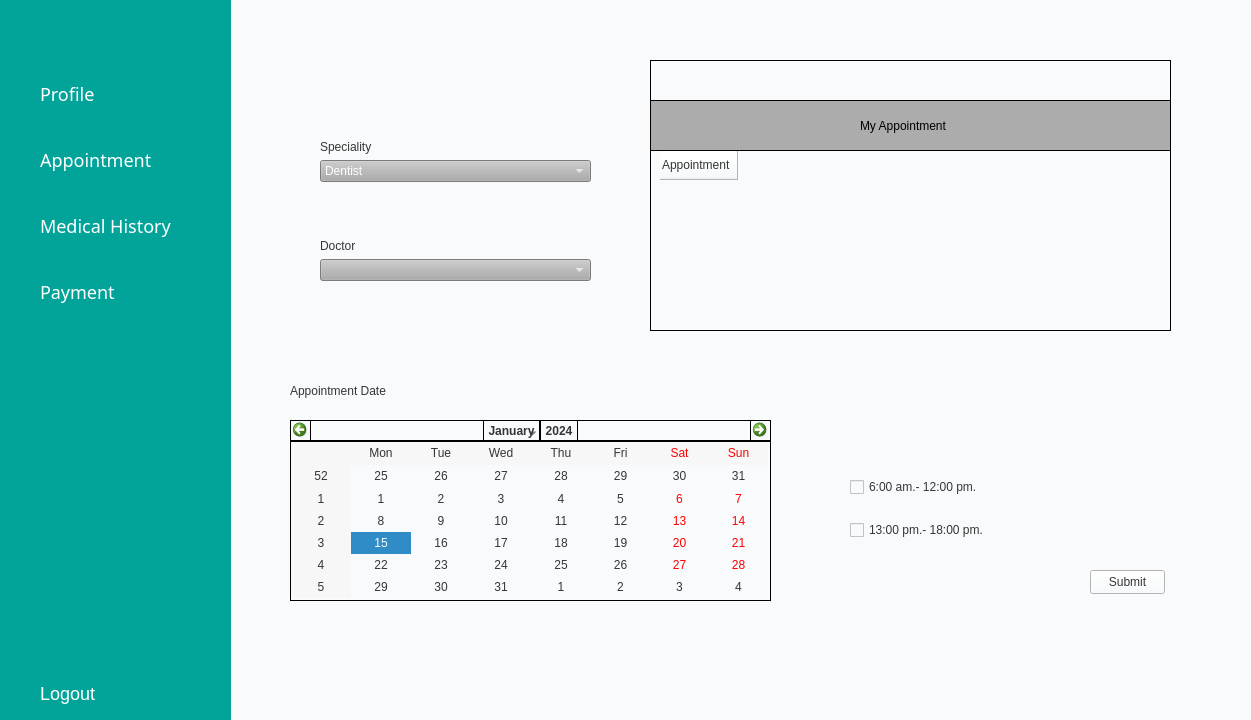
Old version of the form src/gui/ui/MainWindow2.ui in the repository RoronoaZoro321/Healthcare-Management-System.
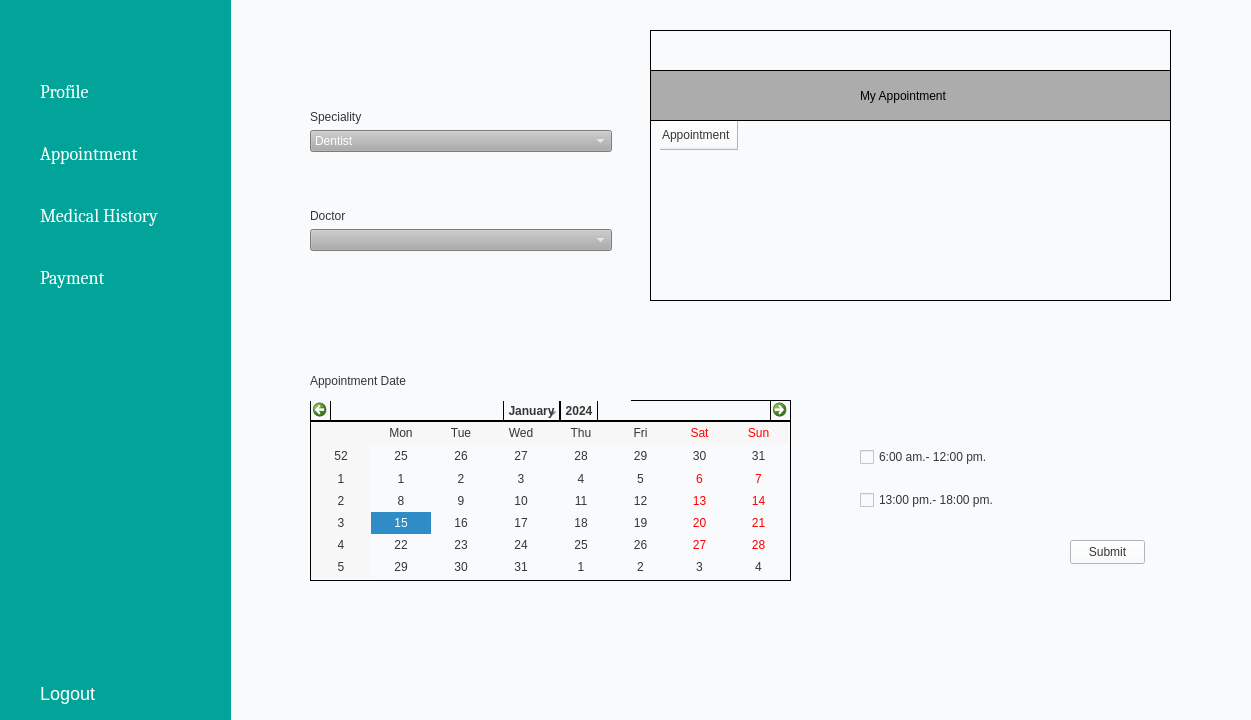
New version of the form. Icons and pictures are not drawn.

Patch:
```diff
--- a/src/gui/ui/MainWindow2.ui
+++ b/src/gui/ui/MainWindow2.ui
@@ -173,10 +173,10 @@
         <widget class="QWidget" name="widget_5" native="true">
          <property name="geometry">
           <rect>
-           <x>20</x>
-           <y>20</y>
-           <width>1001</width>
-           <height>671</height>
+           <x>-30</x>
+           <y>-10</y>
+           <width>1041</width>
+           <height>721</height>
           </rect>
          </property>
          <property name="locale">
@@ -185,8 +185,8 @@
          <widget class="QCalendarWidget" name="Calendar">
           <property name="geometry">
            <rect>
-            <x>40</x>
-            <y>400</y>
+            <x>110</x>
+            <y>410</y>
             <width>481</width>
             <height>181</height>
            </rect>
@@ -204,7 +204,7 @@
          <widget class="QPushButton" name="Submit">
           <property name="geometry">
            <rect>
-            <x>840</x>
+            <x>870</x>
             <y>550</y>
             <width>75</width>
             <height>24</height>
@@ -221,7 +221,7 @@
          <widget class="QWidget" name="layoutWidget">
           <property name="geometry">
            <rect>
-            <x>600</x>
+            <x>660</x>
             <y>440</y>
             <width>279</width>
             <height>99</height>
@@ -255,7 +255,7 @@
          <widget class="QWidget" name="widget_8" native="true">
           <property name="geometry">
            <rect>
-            <x>400</x>
+            <x>450</x>
             <y>40</y>
             <width>521</width>
             <height>271</height>
@@ -319,8 +319,8 @@
          <widget class="QLabel" name="label_6">
           <property name="geometry">
            <rect>
-            <x>40</x>
-            <y>350</y>
+            <x>110</x>
+            <y>370</y>
             <width>321</width>
             <height>41</height>
            </rect>
@@ -332,12 +332,12 @@
            <string>Appointment Date</string>
           </property>
          </widget>
-         <widget class="QWidget" name="layoutWidget">
+         <widget class="QWidget" name="layoutWidget_1">
           <property name="geometry">
            <rect>
-            <x>70</x>
+            <x>110</x>
             <y>120</y>
-            <width>271</width>
+            <width>302</width>
             <height>141</height>
            </rect>
           </property>
@@ -562,9 +562,8 @@
       <widget class="QPushButton" name="pushButton_2">
        <property name="font">
         <font>
-         <family>Osaka</family>
-         <pointsize>-1</pointsize>
-         <weight>50</weight>
+         <family>Cambria</family>
+         <pointsize>16</pointsize>
          <italic>false</italic>
          <bold>false</bold>
         </font>
@@ -605,9 +604,8 @@
       <widget class="QPushButton" name="pushButton_3">
        <property name="font">
         <font>
-         <family>Osaka</family>
-         <pointsize>-1</pointsize>
-         <weight>50</weight>
+         <family>Cambria</family>
+         <pointsize>16</pointsize>
          <italic>false</italic>
          <bold>false</bold>
         </font>
@@ -649,9 +647,8 @@
       <widget class="QPushButton" name="pushButton">
        <property name="font">
         <font>
-         <family>Osaka</family>
-         <pointsize>-1</pointsize>
-         <weight>50</weight>
+         <family>Cambria</family>
+         <pointsize>16</pointsize>
          <italic>false</italic>
          <bold>false</bold>
         </font>
@@ -693,9 +690,8 @@
       <widget class="QPushButton" name="pushButton_9">
        <property name="font">
         <font>
-         <family>Osaka</family>
-         <pointsize>-1</pointsize>
-         <weight>50</weight>
+         <family>Cambria</family>
+         <pointsize>16</pointsize>
          <italic>false</italic>
          <bold>false</bold>
         </font>
```
Left out of the diff: 34 changed lines with no effect on the pictures.
